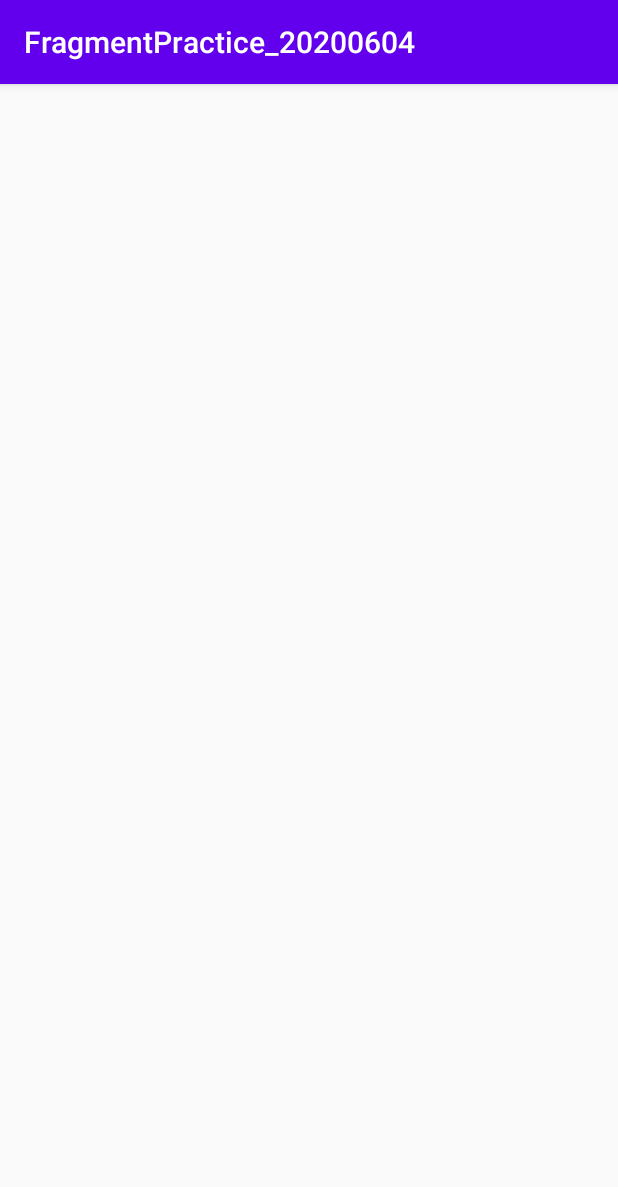
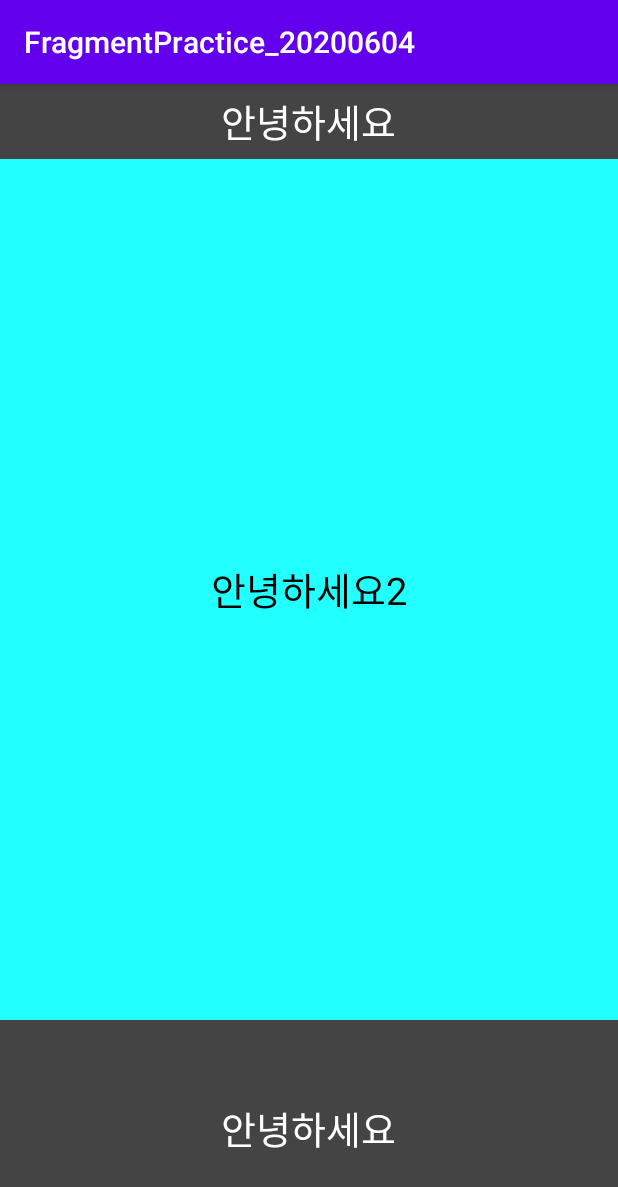
Before and after one commit to meltingshine/FragmentPractice_20200604, an Android app: the screen it shows after launch (MainActivity), on a phone screen of 412 x 824 dp. Shown: the top 1187 px of the screen. Run offline under Robolectric (Android 15) with nearby library versions, the phone set to English and light mode, and no system bars.

Commit message:
프래그먼트 2개 추가 - 새로 만든 SecondFragment - 기존에 만들었던 FirstFragment 두우번 배치

```diff
--- /dev/null
+++ b/app/src/main/java/com/example/fragmentpractice_20200604/fragments/SecondFragment.kt
@@ -0,0 +1,26 @@
+package com.example.fragmentpractice_20200604.fragments
+
+import android.os.Bundle
+import android.view.LayoutInflater
+import android.view.View
+import android.view.ViewGroup
+import androidx.fragment.app.Fragment
+import com.example.fragmentpractice_20200604.R
+import kotlinx.android.synthetic.main.fragment_second.*
+
+class SecondFragment : Fragment() {
+    override fun onCreateView(
+        inflater: LayoutInflater,
+        container: ViewGroup?,
+        savedInstanceState: Bundle?
+    ): View? {
+        return inflater.inflate(R.layout.fragment_second, container, false)
+    }
+
+    override fun onActivityCreated(savedInstanceState: Bundle?) {
+        super.onActivityCreated(savedInstanceState)
+        fragmentMsgTxt.text = "안녕하세요2"
+    }
+
+
+}
--- a/app/src/main/res/layout/activity_main.xml
+++ b/app/src/main/res/layout/activity_main.xml
@@ -6,4 +6,26 @@
     android:orientation="vertical"
     tools:context=".MainActivity">
 
+
+    <fragment
+        class="com.example.fragmentpractice_20200604.fragments.FirstFragment"
+        android:layout_width="match_parent"
+        android:layout_height="50dp"
+        android:tag="첫번째 프래그먼트" />
+
+    <fragment
+        class="com.example.fragmentpractice_20200604.fragments.SecondFragment"
+        android:layout_width="match_parent"
+        android:layout_height="0dp"
+        android:layout_weight="4"
+        android:tag="두번째 프래그먼트" />
+
+    <fragment
+        android:layout_width="match_parent"
+        android:layout_height="0dp"
+        android:layout_weight="1"
+        android:tag="firstFragmentTag"
+        class="com.example.fragmentpractice_20200604.fragments.FirstFragment"/>
+
+
 </LinearLayout>
--- /dev/null
+++ b/app/src/main/res/layout/fragment_second.xml
@@ -0,0 +1,18 @@
+<?xml version="1.0" encoding="utf-8"?>
+<LinearLayout xmlns:android="http://schemas.android.com/apk/res/android"
+android:layout_width="match_parent"
+android:layout_height="match_parent"
+android:orientation="vertical"
+android:gravity="center"
+android:background="#22FFFF">
+
+<TextView
+    android:id="@+id/fragmentMsgTxt"
+    android:layout_width="wrap_content"
+    android:layout_height="wrap_content"
+    android:textSize="25sp"
+    android:textColor="#000000"
+    android:text="두번째 프래그 먼트"/>
+
+
+</LinearLayout>
```
